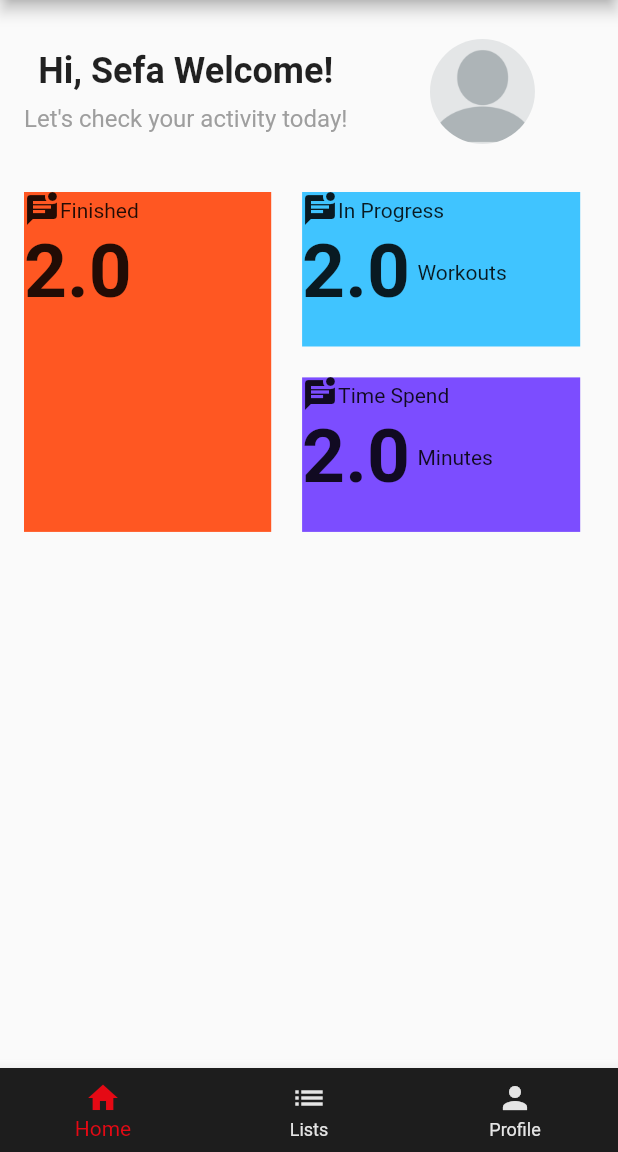
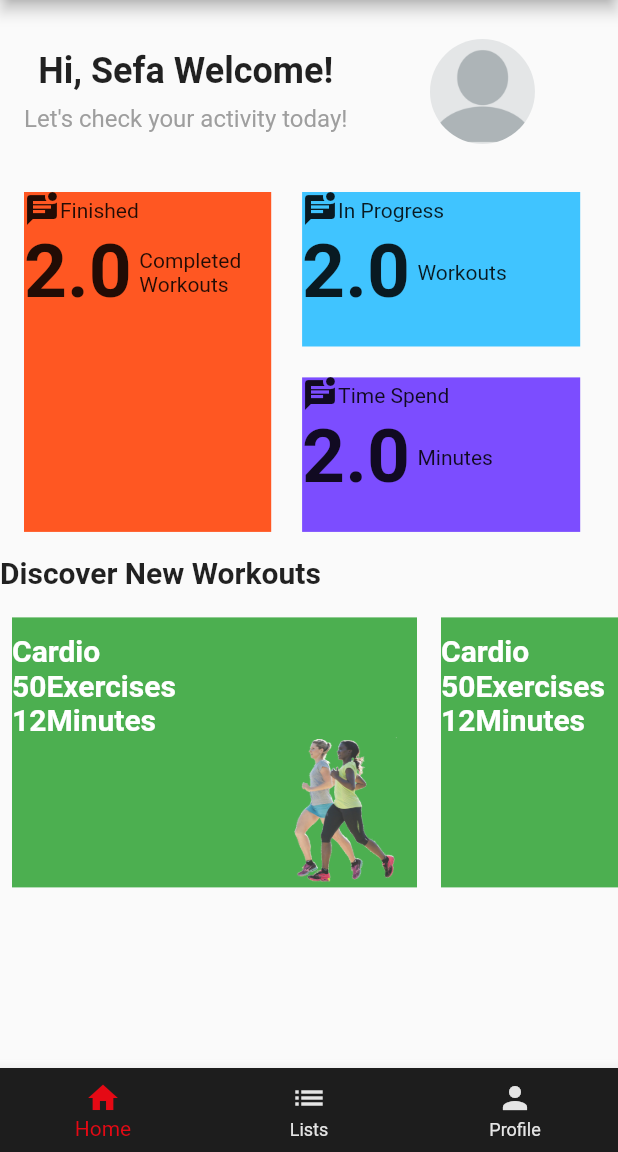
Before and after one commit to YasinSefa15/pain4gain, a Flutter app: the screen it shows after launch, on a phone screen of 412 x 824 dp, the part 84-1236 px from its top. Run offline on Flutter 3.47's test engine with Material 2 defaults, Android fonts, the phone set to English and light mode, and no system bars.

Commit message:
Home:Discover new workouts scrollable widget added dynamically

```diff
--- /dev/null
+++ b/lib/components/home/discover/DiscoverSingleWorkout.dart
@@ -0,0 +1,97 @@
+import 'package:flutter/material.dart';
+
+class DiscoverSingleWorkout extends StatelessWidget {
+  final String title;
+  final String exerciseCount;
+  final String time;
+  final String imagePath;
+
+  const DiscoverSingleWorkout(
+      {Key? key,
+      required this.title,
+      required this.exerciseCount,
+      required this.time,
+      required this.imagePath})
+      : super(key: key);
+
+  @override
+  Widget build(BuildContext context) {
+    return Container(
+      width: 270,
+      height: 180,
+      color: Colors.green,
+      margin: EdgeInsets.all(8),
+      child: Column(
+        mainAxisAlignment: MainAxisAlignment.end,
+        crossAxisAlignment: CrossAxisAlignment.end,
+        //ALL AREA
+        children: [
+          Column(
+            // LEFT AREA
+            children: [
+              Row(
+                children: [
+                  Text(
+                    title,
+                    style: TextStyle(
+                        fontSize: 20,
+                        fontWeight: FontWeight.bold,
+                        color: Colors.white),
+                  ),
+                ],
+              ),
+              Row(
+                children: [
+                  Text(
+                    exerciseCount,
+                    style: const TextStyle(
+                        fontSize: 20,
+                        fontWeight: FontWeight.bold,
+                        color: Colors.white),
+                  ),
+                  const Text(
+                    "Exercises",
+                    style: TextStyle(
+                        fontSize: 20,
+                        fontWeight: FontWeight.bold,
+                        color: Colors.white),
+                  ),
+                ],
+              ),
+              Row(
+                children: [
+                  Text(
+                    time,
+                    style: TextStyle(
+                        fontSize: 20,
+                        fontWeight: FontWeight.bold,
+                        color: Colors.white),
+                  ),
+                  Text(
+                    "Minutes",
+                    style: TextStyle(
+                        fontSize: 20,
+                        fontWeight: FontWeight.bold,
+                        color: Colors.white),
+                  ),
+                ],
+              ),
+            ],
+          ),
+          Column(
+
+            children: [
+              Image(
+                image: AssetImage(
+                    imagePath == "" ? "assets/jogging.png" : imagePath),
+                width: 100,
+                height: 100,
+              ),
+            ],
+          )
+        ],
+      ),
+    );
+    ;
+  }
+}
--- /dev/null
+++ b/lib/components/home/discover/DiscoverWorkoutsComponent.dart
@@ -0,0 +1,42 @@
+import 'package:flutter/material.dart';
+import 'package:pain4gain/components/home/discover/DiscoverSingleWorkout.dart';
+
+class DiscoverWorkoutsComponent extends StatelessWidget {
+  const DiscoverWorkoutsComponent({Key? key}) : super(key: key);
+
+  @override
+  Widget build(BuildContext context) {
+    return Column(
+      children: [
+        Row(
+          children: const [
+            Text(
+              "Discover New Workouts",
+              style: TextStyle(fontSize: 20, fontWeight: FontWeight.bold),
+            ),
+          ],
+        ),
+        const SizedBox(height: 10),
+        Row(
+          children: [
+            Expanded(
+              child: SingleChildScrollView(
+                scrollDirection: Axis.horizontal,
+                child: Row(
+                  children: List.generate(10, (index) {
+                    return const DiscoverSingleWorkout(
+                      title: "Cardio",
+                      exerciseCount: "50",
+                      time: "12",
+                      imagePath: "",
+                    );
+                  }),
+                ),
+              ),
+            )
+          ],
+        ),
+      ],
+    );
+  }
+}
--- a/lib/components/home/TraceComponent.dart
+++ b/lib/components/home/trace/TraceComponent.dart
@@ -1,4 +1,6 @@
 import 'package:flutter/material.dart';
+import 'package:pain4gain/components/home/trace/TraceHorizantalComponent.dart';
+import 'package:pain4gain/components/home/trace/TraceVerticalComponent.dart';
 
 class TraceComponent extends StatelessWidget {
   const TraceComponent({Key? key}) : super(key: key);
@@ -14,13 +16,13 @@ class TraceComponent extends StatelessWidget {
           children: [
             Column(
               children: [
-                CustomTrace(
+                CustomVerticalTrace(
                   backgroundColor: Colors.deepOrange,
                   width: screenWidth * 0.4,
                   height: screenWidth * 0.55,
                   title: "Finished",
                   number: 2,
-                  subText: "",
+                  subText: "Completed \nWorkouts",
                   icon: Icons.mark_unread_chat_alt,
                 ),
               ],
@@ -33,7 +35,7 @@ class TraceComponent extends StatelessWidget {
                   children: [
                     Row(
                       children: [
-                        CustomTrace(
+                        CustomHorizantalTrace(
                           backgroundColor: Colors.lightBlueAccent,
                           width: screenWidth * 0.45,
                           height: screenWidth * 0.25,
@@ -47,7 +49,7 @@ class TraceComponent extends StatelessWidget {
                     SizedBox(height: screenWidth * 0.05),
                     Row(
                       children: [
-                        CustomTrace(
+                        CustomHorizantalTrace(
                           backgroundColor: Colors.deepPurpleAccent,
                           width: screenWidth * 0.45,
                           height: screenWidth * 0.25,
@@ -66,63 +68,3 @@ class TraceComponent extends StatelessWidget {
         ));
   }
 }
-
-class CustomTrace extends StatefulWidget {
-  final Color backgroundColor;
-  final double width;
-  final double height;
-  final double number;
-  final String title;
-  final String subText;
-  final IconData icon;
-
-  const CustomTrace(
-      {Key? key,
-      required this.backgroundColor,
-      required this.width,
-      required this.height,
-      required this.title,
-      required this.number,
-      required this.subText,
-      required this.icon})
-      : super(key: key);
-
-  @override
-  _CustomTrace createState() => _CustomTrace();
-}
-
-class _CustomTrace extends State<CustomTrace> {
-  @override
-  Widget build(BuildContext context) {
-    return Container(
-      width: widget.width,
-      height: widget.height,
-      color: widget.backgroundColor,
-      child: Column(
-        children: [
-          Row(
-            children: [
-              Icon(widget.icon),
-              Text(widget.title),
-            ],
-          ),
-          Row(
-            children: [
-              Text(
-                widget.number.toString(),
-                style: TextStyle(
-                  fontSize: 50.0,
-                  fontWeight: FontWeight.bold
-                ),
-              ),
-              const SizedBox(
-                width: 5.0,
-              ),
-              Text(widget.subText)
-            ],
-          )
-        ],
-      ),
-    );
-  }
-}
--- /dev/null
+++ b/lib/components/home/trace/TraceHorizantalComponent.dart
@@ -0,0 +1,59 @@
+import 'package:flutter/material.dart';
+
+
+class CustomHorizantalTrace extends StatefulWidget {
+  final Color backgroundColor;
+  final double width;
+  final double height;
+  final double number;
+  final String title;
+  final String subText;
+  final IconData icon;
+
+  const CustomHorizantalTrace(
+      {Key? key,
+        required this.backgroundColor,
+        required this.width,
+        required this.height,
+        required this.title,
+        required this.number,
+        required this.subText,
+        required this.icon})
+      : super(key: key);
+
+  @override
+  _CustomHorizantalTrace createState() => _CustomHorizantalTrace();
+}
+
+class _CustomHorizantalTrace extends State<CustomHorizantalTrace> {
+  @override
+  Widget build(BuildContext context) {
+    return Container(
+      width: widget.width,
+      height: widget.height,
+      color: widget.backgroundColor,
+      child: Column(
+        children: [
+          Row(
+            children: [
+              Icon(widget.icon),
+              Text(widget.title),
+            ],
+          ),
+          Row(
+            children: [
+              Text(
+                widget.number.toString(),
+                style: TextStyle(fontSize: 50.0, fontWeight: FontWeight.bold),
+              ),
+              const SizedBox(
+                width: 5.0,
+              ),
+              Text(widget.subText)
+            ],
+          )
+        ],
+      ),
+    );
+  }
+}
--- /dev/null
+++ b/lib/components/home/trace/TraceVerticalComponent.dart
@@ -0,0 +1,58 @@
+import 'package:flutter/material.dart';
+
+class CustomVerticalTrace extends StatefulWidget {
+  final Color backgroundColor;
+  final double width;
+  final double height;
+  final double number;
+  final String title;
+  final String subText;
+  final IconData icon;
+
+  const CustomVerticalTrace(
+      {Key? key,
+      required this.backgroundColor,
+      required this.width,
+      required this.height,
+      required this.title,
+      required this.number,
+      required this.subText,
+      required this.icon})
+      : super(key: key);
+
+  @override
+  _CustomVerticalTrace createState() => _CustomVerticalTrace();
+}
+
+class _CustomVerticalTrace extends State<CustomVerticalTrace> {
+  @override
+  Widget build(BuildContext context) {
+    return Container(
+      width: widget.width,
+      height: widget.height,
+      color: widget.backgroundColor,
+      child: Column(
+        children: [
+          Row(
+            children: [
+              Icon(widget.icon),
+              Text(widget.title),
+            ],
+          ),
+          Row(
+            children: [
+              Text(
+                widget.number.toString(),
+                style: TextStyle(fontSize: 50.0, fontWeight: FontWeight.bold),
+              ),
+              const SizedBox(
+                width: 5.0,
+              ),
+              Text(widget.subText)
+            ],
+          )
+        ],
+      ),
+    );
+  }
+}
--- a/lib/pages/home_page/HomePage.dart
+++ b/lib/pages/home_page/HomePage.dart
@@ -1,7 +1,8 @@
 import 'package:flutter/material.dart';
 import 'package:pain4gain/components/home/WelcomeComponent.dart';
 
-import '../../components/home/TraceComponent.dart';
+import '../../components/home/discover/DiscoverWorkoutsComponent.dart';
+import '../../components/home/trace/TraceComponent.dart';
 
 class HomePage extends StatefulWidget {
   const HomePage({Key? key}) : super(key: key);
@@ -15,7 +16,11 @@ class _HomePageState extends State<HomePage> {
   Widget build(BuildContext context) {
     return Scaffold(
       body: Column(
-        children: const [WelcomeComponent(), TraceComponent()],
+        children: const [
+          WelcomeComponent(),
+          TraceComponent(),
+          DiscoverWorkoutsComponent(),
+        ],
       ),
     );
   }
```
Also changed, not shown: assets/jogging.png (added).
